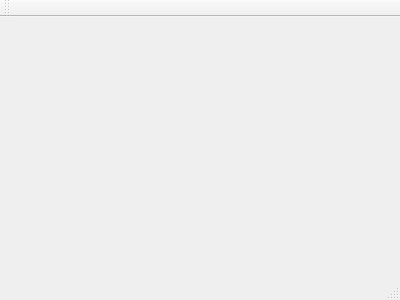
josephradford/many-hands-flashgen, file flashgen/mainwindow.ui: the form before one commit.
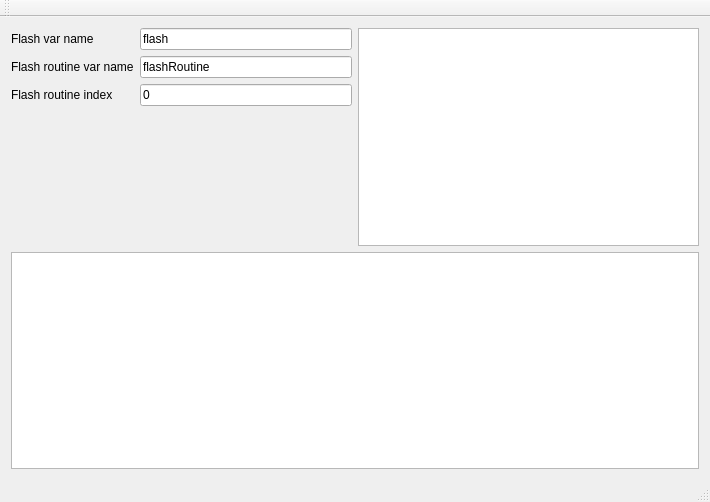
The form after the commit.

Commit message: Inputs for code gen, display routine, print code

```diff
--- a/flashgen/mainwindow.ui
+++ b/flashgen/mainwindow.ui
@@ -1,24 +1,106 @@
 <ui version="4.0">
  <class>MainWindow</class>
- <widget class="QMainWindow" name="MainWindow" >
-  <property name="geometry" >
+ <widget class="QMainWindow" name="MainWindow">
+  <property name="geometry">
    <rect>
     <x>0</x>
     <y>0</y>
-    <width>400</width>
-    <height>300</height>
+    <width>710</width>
+    <height>502</height>
    </rect>
   </property>
   <property name="windowTitle" >
    <string>MainWindow</string>
   </property>
-  <widget class="QMenuBar" name="menuBar" />
-  <widget class="QToolBar" name="mainToolBar" />
-  <widget class="QWidget" name="centralWidget" />
-  <widget class="QStatusBar" name="statusBar" />
+  <widget class="QWidget" name="centralWidget">
+   <layout class="QVBoxLayout" name="verticalLayout_2">
+    <item>
+     <layout class="QHBoxLayout" name="horizontalLayout">
+      <item>
+       <layout class="QFormLayout" name="formLayout_VariableNames">
+        <item row="0" column="0">
+         <widget class="QLabel" name="label">
+          <property name="text">
+           <string>Flash var name</string>
+          </property>
+         </widget>
+        </item>
+        <item row="0" column="1">
+         <widget class="QLineEdit" name="txt_flashVarName">
+          <property name="text">
+           <string>flash</string>
+          </property>
+         </widget>
+        </item>
+        <item row="1" column="0">
+         <widget class="QLabel" name="label_2">
+          <property name="text">
+           <string>Flash routine var name</string>
+          </property>
+         </widget>
+        </item>
+        <item row="1" column="1">
+         <widget class="QLineEdit" name="txt_flashRoutineVarName">
+          <property name="text">
+           <string>flashRoutine</string>
+          </property>
+         </widget>
+        </item>
+        <item row="2" column="0">
+         <widget class="QLabel" name="label_3">
+          <property name="text">
+           <string>Flash routine index</string>
+          </property>
+         </widget>
+        </item>
+        <item row="2" column="1">
+         <widget class="QLineEdit" name="txt_flashRoutineIdx">
+          <property name="text">
+           <string>0</string>
+          </property>
+         </widget>
+        </item>
+       </layout>
+      </item>
+      <item>
+       <widget class="QTableView" name="tableView_Routine"/>
+      </item>
+     </layout>
+    </item>
+    <item>
+     <layout class="QVBoxLayout" name="verticalLayout">
+      <item>
+       <widget class="QPlainTextEdit" name="txt_Output">
+        <property name="readOnly">
+         <bool>true</bool>
+        </property>
+       </widget>
+      </item>
+     </layout>
+    </item>
+   </layout>
+  </widget>
+  <widget class="QMenuBar" name="menuBar">
+   <property name="geometry">
+    <rect>
+     <x>0</x>
+     <y>0</y>
+     <width>710</width>
+     <height>25</height>
+    </rect>
+   </property>
+  </widget>
+  <widget class="QToolBar" name="mainToolBar">
+   <attribute name="toolBarArea">
+    <enum>TopToolBarArea</enum>
+   </attribute>
+   <attribute name="toolBarBreak">
+    <bool>false</bool>
+   </attribute>
+  </widget>
+  <widget class="QStatusBar" name="statusBar"/>
  </widget>
- <layoutDefault spacing="6" margin="11" />
- <pixmapfunction></pixmapfunction>
+ <layoutdefault spacing="6" margin="11"/>
  <resources/>
  <connections/>
 </ui>
```
Left out of the diff: 3 changed lines with no effect on the pictures.
